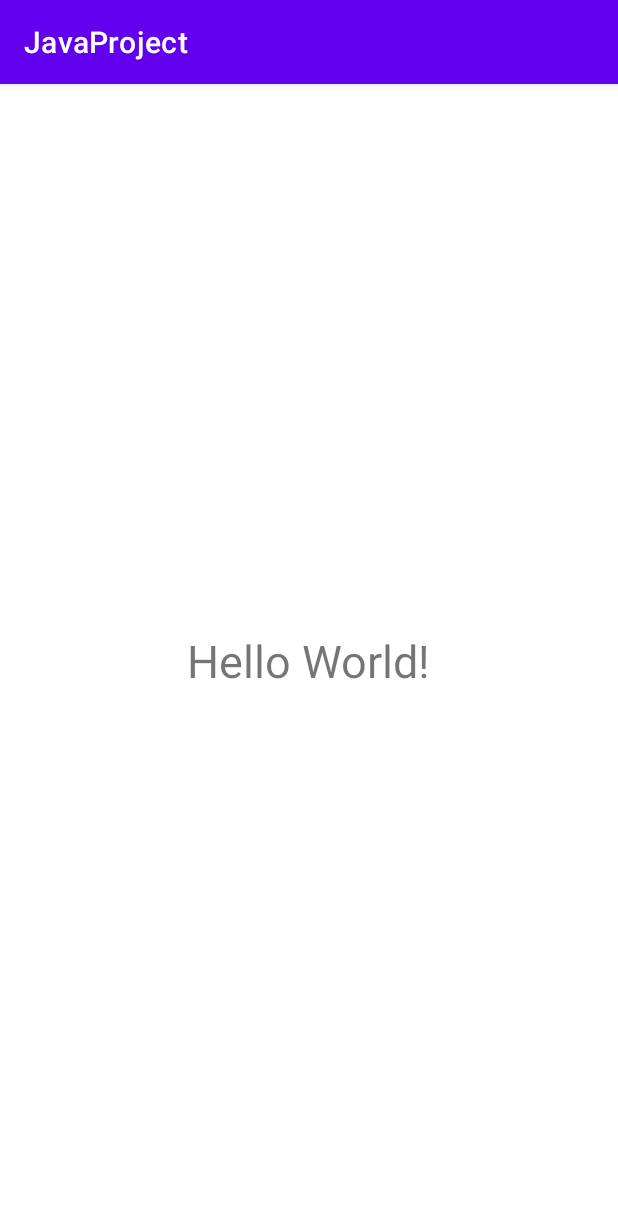
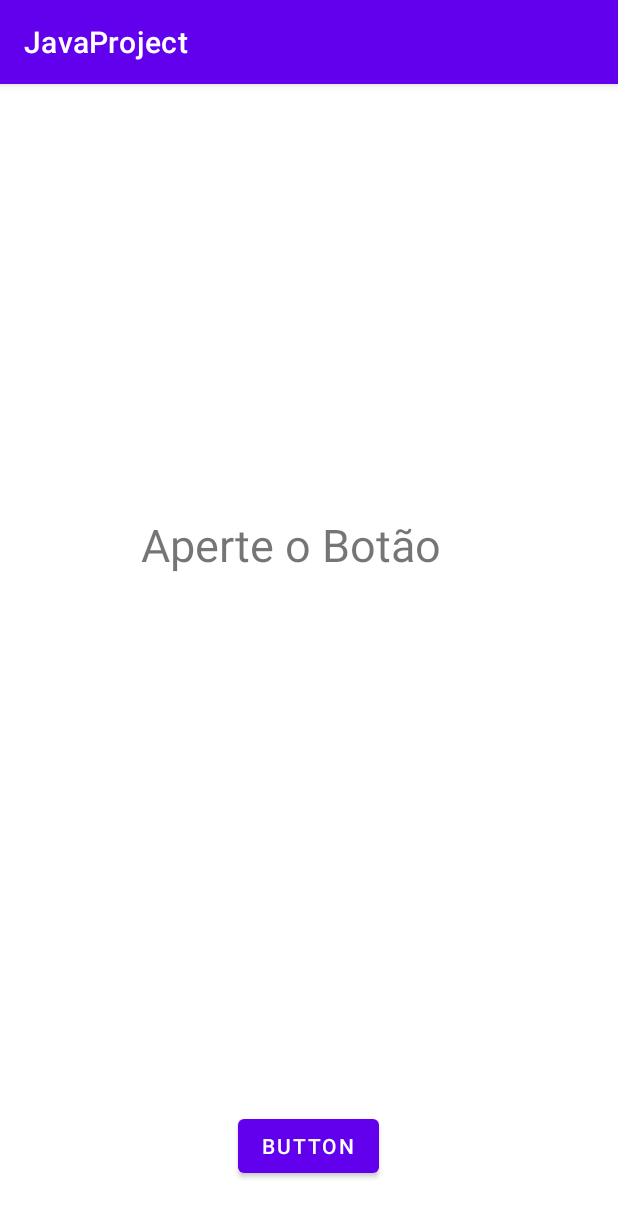
Before and after one commit to Allan-FM/Android-Java-Project, an Android app: the screen it shows after launch (MainActivity), on a phone screen of 412 x 824 dp. Shown: the top 1217 px of the screen. Run offline under Robolectric (Android 15) with nearby library versions, the phone set to English and light mode, and no system bars.

Commit message:
incrementing a button and changing the text

```diff
--- a/app/src/main/java/com/allanfelipe/javaproject/MainActivity.java
+++ b/app/src/main/java/com/allanfelipe/javaproject/MainActivity.java
@@ -3,12 +3,19 @@ package com.allanfelipe.javaproject;
 import androidx.appcompat.app.AppCompatActivity;
 
 import android.os.Bundle;
+import android.view.View;
+import android.widget.TextView;
 
 public class MainActivity extends AppCompatActivity {
-
+    TextView msg;
     @Override
     protected void onCreate(Bundle savedInstanceState) {
         super.onCreate(savedInstanceState);
         setContentView(R.layout.activity_main);
+        msg = (TextView) findViewById(R.id.mensagem);
+    }
+
+    public void clicou(View view) {
+        msg.setText("Ola mundo!");
     }
 }
--- a/app/src/main/res/layout/activity_main.xml
+++ b/app/src/main/res/layout/activity_main.xml
@@ -7,13 +7,28 @@
     tools:context=".MainActivity">
 
     <TextView
+        android:id="@+id/mensagem"
         android:layout_width="wrap_content"
         android:layout_height="wrap_content"
-        android:text="Hello World!"
+        android:text="Aperte o Botão"
         android:textSize="30sp"
+        app:layout_constraintBottom_toTopOf="@+id/button"
+        app:layout_constraintEnd_toEndOf="parent"
+        app:layout_constraintHorizontal_bias="0.445"
+        app:layout_constraintStart_toStartOf="parent"
+        app:layout_constraintTop_toTopOf="parent"
+        app:layout_constraintVertical_bias="0.446" />
+
+    <Button
+        android:id="@+id/button"
+        android:layout_width="wrap_content"
+        android:layout_height="wrap_content"
+        android:layout_marginBottom="36dp"
+        android:onClick="clicou"
+        android:text="Button"
         app:layout_constraintBottom_toBottomOf="parent"
         app:layout_constraintEnd_toEndOf="parent"
-        app:layout_constraintStart_toStartOf="parent"
-        app:layout_constraintTop_toTopOf="parent" />
+        app:layout_constraintHorizontal_bias="0.498"
+        app:layout_constraintStart_toStartOf="parent" />
 
 </androidx.constraintlayout.widget.ConstraintLayout>
```
